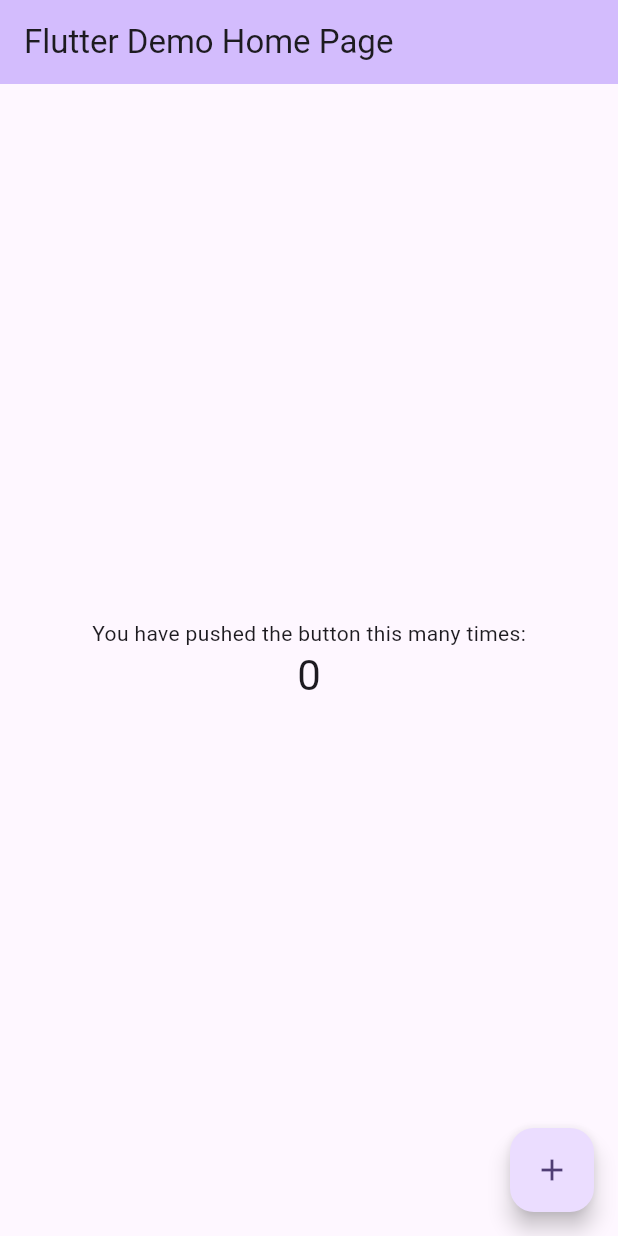
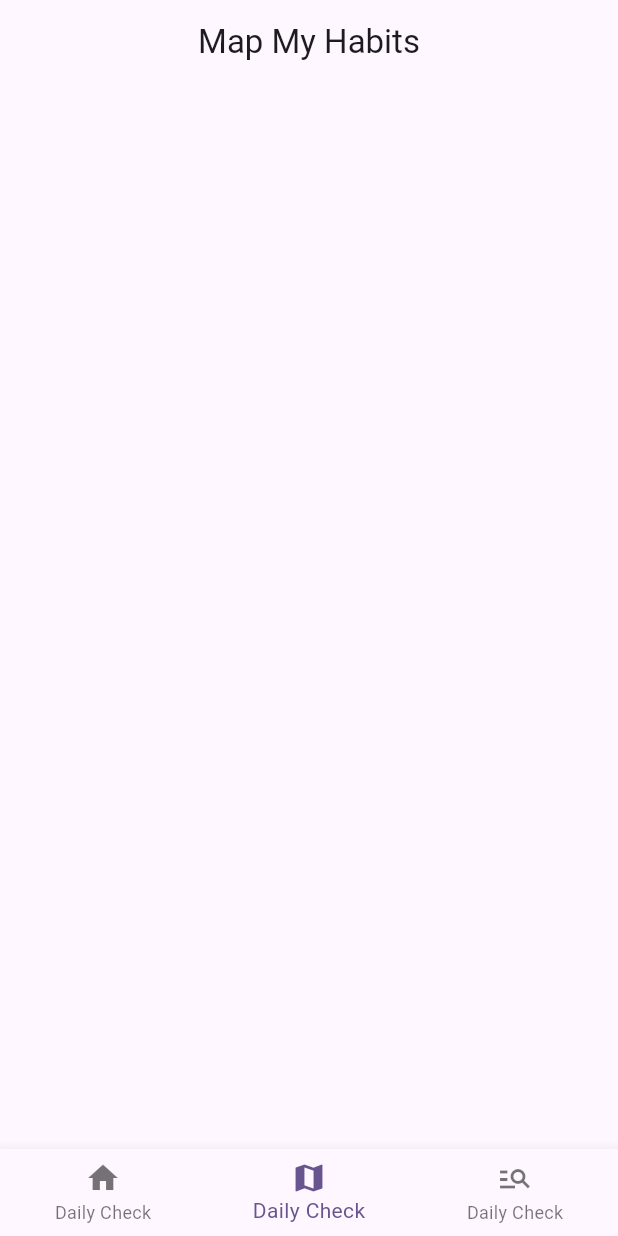
Before and after one commit to amdgaafar/map-my-habits, a Flutter app: the screen it shows after launch, on a phone screen of 412 x 824 dp. Run offline on Flutter 3.47's test engine with Material 3 defaults, Android fonts, the phone set to English and light mode, and no system bars; our stand-ins replace objectbox.

Commit message:
set up nav bar and pages

```diff
--- a/lib/main.dart
+++ b/lib/main.dart
@@ -1,111 +1,55 @@
 import 'package:flutter/material.dart';
+import 'package:map_my_habits/pages/daily_check_page.dart';
+import 'package:map_my_habits/pages/manage_page.dart';
+import 'package:map_my_habits/pages/map_page.dart';
 
 void main() {
   runApp(const MyApp());
 }
 
-class MyApp extends StatelessWidget {
+class MyApp extends StatefulWidget {
   const MyApp({super.key});
+
+  @override
+  State<MyApp> createState() => _MyApp();
+}
+
+class _MyApp extends State<MyApp> {
+  int _currentIndex = 1;
+
+  final List<Widget> _children = const [
+    DailyCheckPage(title: "Daily Check"),
+    MapPage(title: "Map My Habits"),
+    ManagePage(title: "Manage"),
+  ];
+
+  void onTabTapped(int index) {
+    setState(() {
+      _currentIndex = index;
+    });
+  }
 
   @override
   Widget build(BuildContext context) {
     return MaterialApp(
-      title: 'Flutter Demo',
+      title: 'May My Habits',
       debugShowCheckedModeBanner: false,
       theme: ThemeData(
         colorScheme: ColorScheme.fromSeed(seedColor: Colors.deepPurple),
         useMaterial3: true,
       ),
-      home: const MyHomePage(title: 'Flutter Demo Home Page', colors: Colors.deepPurple),
+      home: Scaffold(
+        body: _children[_currentIndex],
+        bottomNavigationBar: BottomNavigationBar(
+          onTap: onTabTapped,
+          currentIndex: _currentIndex,
+          items: const [
+            BottomNavigationBarItem(icon: Icon(Icons.home), label: "Daily Check"),
+            BottomNavigationBarItem(icon: Icon(Icons.map), label: "Daily Check"),
+            BottomNavigationBarItem(icon: Icon(Icons.manage_search), label: "Daily Check"),
+          ],
+        ),
+      ),
     );
   }
 }
-
-class MyHomePage extends StatefulWidget {
-  const MyHomePage({super.key, required this.title, this.colors});
-
-  // This widget is the home page of your application. It is stateful, meaning
-  // that it has a State object (defined below) that contains fields that affect
-  // how it looks.
-
-  // This class is the configuration for the state. It holds the values (in this
-  // case the title) provided by the parent (in this case the App widget) and
-  // used by the build method of the State. Fields in a Widget subclass are
-  // always marked "final".
-
-  final String title;
-  final Color? colors;
-
-  @override
-  State<MyHomePage> createState() => _MyHomePageState();
-}
-
-class _MyHomePageState extends State<MyHomePage> {
-  int _counter = 0;
-
-  void _incrementCounter() {
-    setState(() {
-      // This call to setState tells the Flutter framework that something has
-      // changed in this State, which causes it to rerun the build method below
-      // so that the display can reflect the updated values. If we changed
-      // _counter without calling setState(), then the build method would not be
-      // called again, and so nothing would appear to happen.
-      _counter++;
-    });
-  }
-
-  @override
-  Widget build(BuildContext context) {
-    // This method is rerun every time setState is called, for instance as done
-    // by the _incrementCounter method above.
-    //
-    // The Flutter framework has been optimized to make rerunning build methods
-    // fast, so that you can just rebuild anything that needs updating rather
-    // than having to individually change instances of widgets.
-    return Scaffold(
-      appBar: AppBar(
-        // TRY THIS: Try changing the color here to a specific color (to
-        // Colors.amber, perhaps?) and trigger a hot reload to see the AppBar
-        // change color while the other colors stay the same.
-        backgroundColor: Theme.of(context).colorScheme.inversePrimary,
-        // Here we take the value from the MyHomePage object that was created by
-        // the App.build method, and use it to set our appbar title.
-        title: Text(widget.title),
-      ),
-      body: Center(
-        // Center is a layout widget. It takes a single child and positions it
-        // in the middle of the parent.
-        child: Column(
-          // Column is also a layout widget. It takes a list of children and
-          // arranges them vertically. By default, it sizes itself to fit its
-          // children horizontally, and tries to be as tall as its parent.
-          //
-          // Column has various properties to control how it sizes itself and
-          // how it positions its children. Here we use mainAxisAlignment to
-          // center the children vertically; the main axis here is the vertical
-          // axis because Columns are vertical (the cross axis would be
-          // horizontal).
-          //
-          // TRY THIS: Invoke "debug painting" (choose the "Toggle Debug Paint"
-          // action in the IDE, or press "p" in the console), to see the
-          // wireframe for each widget.
-          mainAxisAlignment: MainAxisAlignment.center,
-          children: <Widget>[
-            const Text(
-              'You have pushed the button this many times:',
-            ),
-            Text(
-              '$_counter',
-              style: Theme.of(context).textTheme.headlineMedium,
-            ),
-          ],
-        ),
-      ),
-      floatingActionButton: FloatingActionButton(
-        onPressed: _incrementCounter,
-        tooltip: 'Increment',
-        child: const Icon(Icons.add),
-      ), // This trailing comma makes auto-formatting nicer for build methods.
-    );
-  }
-}
--- /dev/null
+++ b/lib/pages/map_page.dart
@@ -0,0 +1,21 @@
+import 'package:flutter/material.dart';
+
+class MapPage extends StatefulWidget {
+  const MapPage({Key? key, required this.title}) : super(key: key);
+
+  final String title;
+
+  @override
+  State<MapPage> createState() => _MapPage();
+}
+
+class _MapPage extends State<MapPage> {
+
+  @override
+  Widget build(BuildContext) {
+    return Scaffold(
+      appBar: AppBar(title: Text(widget.title), centerTitle: true,),
+      body: Container(),
+    );
+  }
+}
```
Also changed, not shown: lib/pages/daily_check_page.dart (added, +22 -0 lines), lib/pages/manage_page.dart (added, +21 -0 lines).
